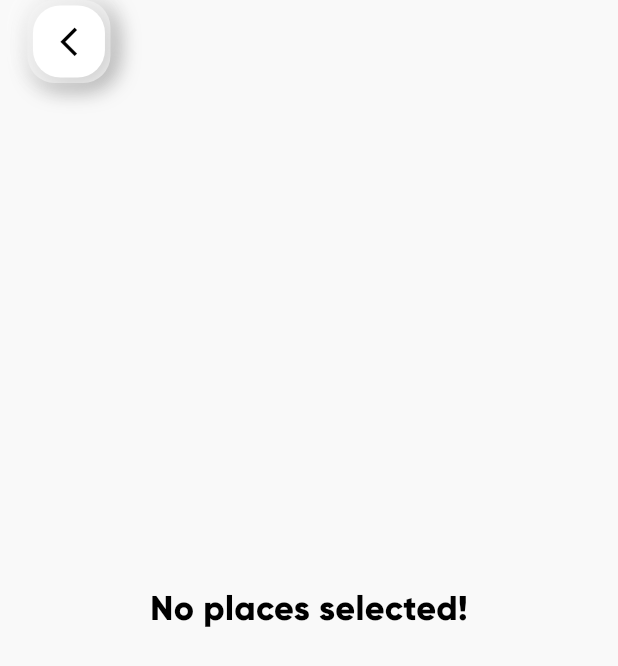
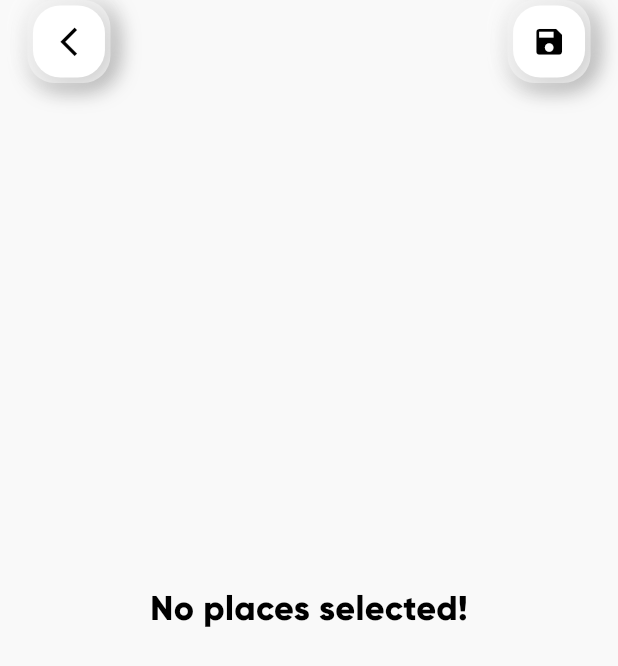
Before and after one commit to Mahesh1772/ItineraryApp, a Flutter app: the ItineraryPage screen opened directly, on a phone screen of 412 x 824 dp. Shown: the top 666 px of the screen. Run offline on Flutter 3.47's test engine with Material 3 defaults, Android fonts, the phone set to English and light mode, and no system bars; our stand-ins replace animated_toggle_switch, auto_size_text, flutter_screenutil, timeline_tile.

Commit message:
Saving shit done

```diff
--- a/itinerary_app/lib/pages/itinerary_display_page.dart
+++ b/itinerary_app/lib/pages/itinerary_display_page.dart
@@ -4,6 +4,7 @@ import 'package:itinerary_app/components/itenary_tiles.dart';
 import 'package:itinerary_app/components/location_class.dart';
 import 'package:itinerary_app/models/selected_places.dart';
 import 'package:itinerary_app/components/neumorphic_box.dart';
+import 'package:itinerary_app/pages/saveditinerary_provider.dart';
 import 'package:itinerary_app/pages/timeline_tile.dart';
 import 'package:provider/provider.dart';
 
@@ -75,8 +76,8 @@ class ItineraryPage extends StatefulWidget {
 class _ItineraryPageState extends State<ItineraryPage> {
   @override
   Widget build(BuildContext context) {
-    return Consumer<SelectedPlaces>(
-      builder: (context, value, child) => Scaffold(
+    return Consumer2<SelectedPlaces, SavedItineraries>(
+      builder: (context, value, SavedItineraries, child) => Scaffold(
         backgroundColor: Theme.of(context).colorScheme.background,
         body: SafeArea(
           child: Column(
@@ -96,6 +97,18 @@ class _ItineraryPageState extends State<ItineraryPage> {
                       ),
                     ),
                   ),
+                  Padding(
+                      padding: EdgeInsets.symmetric(horizontal: 20.w),
+                      child: NeumorphicBox(
+                          child: IconButton(
+                              icon: Icon(Icons.save, size: 25.sp),
+                              onPressed: () {
+                                List<Location> itineraryList =
+                                    value.getSelectedPlaces();
+
+                                // Save the itinerary using the SavedItineraries provider
+                                SavedItineraries.addItinerary(itineraryList);
+                              })))
                 ],
               ),
               Padding(
@@ -126,7 +139,10 @@ class _ItineraryPageState extends State<ItineraryPage> {
                               end: widget._itinerary[index].end,
                               category: location.category,
                               isFirst: index == 0 ? true : false,
-                              isLast: index == value.getSelectedPlaces().length-1 ? true : false,
+                              isLast:
+                                  index == value.getSelectedPlaces().length - 1
+                                      ? true
+                                      : false,
                               isPast: widget._itinerary[index].value3,
                               itinerary: location.name,
                             );
--- /dev/null
+++ b/itinerary_app/lib/pages/saveditinerary_provider.dart
@@ -0,0 +1,13 @@
+import 'package:flutter/material.dart';
+import 'package:itinerary_app/components/location_class.dart';
+
+class SavedItineraries extends ChangeNotifier {
+  List<List<Location>> _itineraries = [];
+
+  List<List<Location>> get itineraries => _itineraries;
+
+  void addItinerary(List<Location> itinerary) {
+    _itineraries.add(itinerary);
+    notifyListeners();
+  }
+}
```
Also changed, not shown: itinerary_app/lib/main.dart (+8 -6 lines), itinerary_app/lib/pages/history_page.dart (+11 -10 lines).
